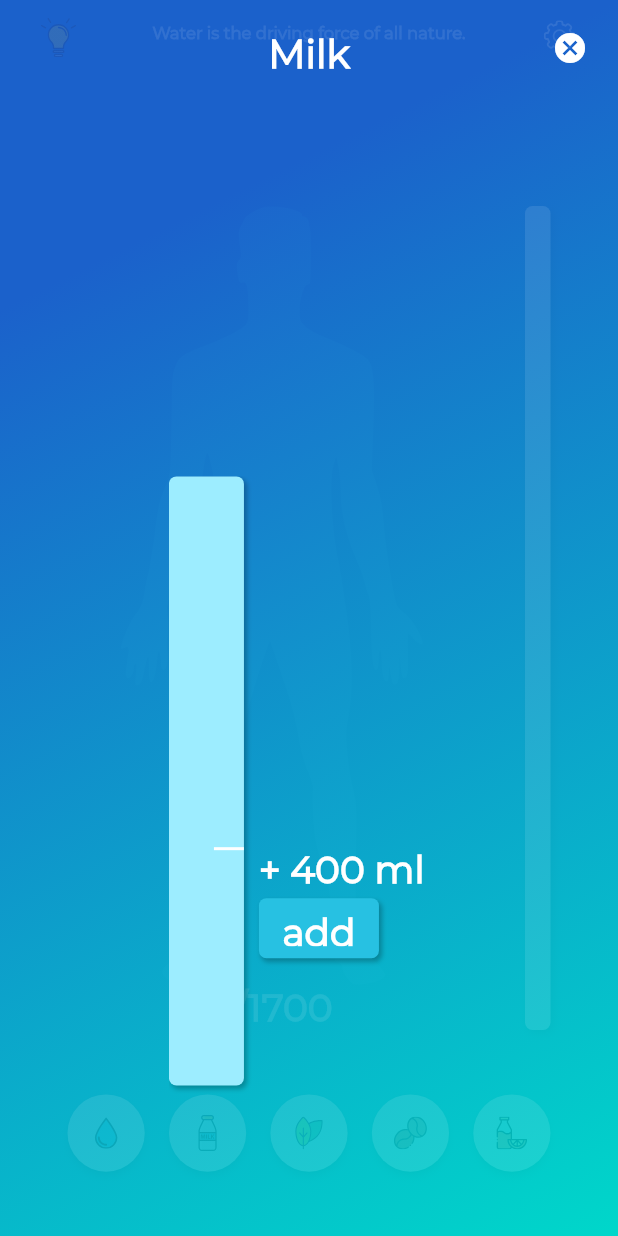
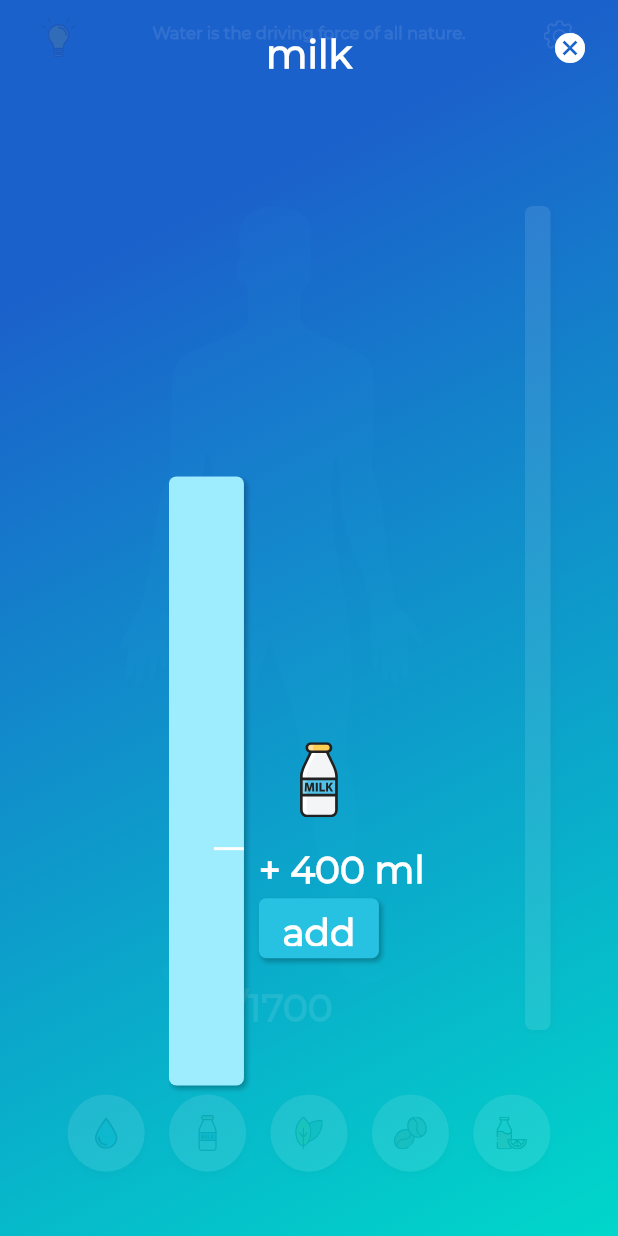
Before and after one commit to Vadagon/waterApp, a Flutter app: the screen it shows after launch, item 2 of the bottom bar chosen, on a phone screen of 412 x 824 dp. Run offline on Flutter 3.47's test engine with Material 2 defaults, Android fonts, the light colour scheme and no system bars; our stand-ins replace carousel_slider, firebase_core, flutter_svg, sembast; missing offline and left inert: direct_select; accounts and stored records are empty; project files that could hold a hidden picture were left out.

Commit message:
Some animations and overflow

```diff
--- a/lib/pages/home/home.dart
+++ b/lib/pages/home/home.dart
@@ -1,3 +1,5 @@
+import 'dart:async';
+
 import 'package:flutter/material.dart';
 import 'package:flutter_svg/flutter_svg.dart';
 import 'dart:convert';
@@ -38,9 +40,12 @@ class HomeState extends State<HomeRoute> {
   initState() {
     print(user);
     data = jsonDecode(jsonEncode(user));
+    print(data);
     todayDrunked = data['stats']['drunk'];
     drinkHistory = data['stats']['today'];
     // num dailyQuota = waterCalculator(user);
+    // todayDrunked = 0;
+    // drinkHistory = {};
     // print(user['quota']);
     super.initState();
     // SystemChrome.setEnabledSystemUIOverlays([SystemUiOverlay.top]);
@@ -56,6 +61,9 @@ class HomeState extends State<HomeRoute> {
     double heightWithoutBody =
         (contextSize.height - padding.bottom - padding.top - avatarBarHeight) /
             2;
+    if (persentFillBar > avatarBarHeight) {
+      persentFillBar = avatarBarHeight;
+    }
     // 250, 560, 700 в масиві це хвилини а 200, 300, 100 це мілілітри
     // DONE: display drinkHistory in the Right Side Bar
 
@@ -166,7 +174,9 @@ class HomeState extends State<HomeRoute> {
                       ),
                     ),
                     // WATERBAR
-                    Container(
+                    AnimatedContainer(
+                      duration: Duration(milliseconds: 1000),
+                      curve: Curves.bounceOut,
                       width: 50,
                       height: avatarBarHeight,
                       // color: Colors.red,
@@ -175,9 +185,13 @@ class HomeState extends State<HomeRoute> {
                           // TEXT
                           _generateDrinks(false),
                           // BAR
-                          Positioned(
+                          AnimatedPositioned(
+                            duration: Duration(milliseconds: 1000),
+                            curve: Curves.bounceOut,
                             left: 33,
-                            child: Container(
+                            child: AnimatedContainer(
+                              duration: Duration(milliseconds: 500),
+                              curve: Curves.bounceOut,
                               clipBehavior: Clip.antiAlias,
                               width: 17,
                               height: avatarBarHeight,
@@ -194,7 +208,9 @@ class HomeState extends State<HomeRoute> {
                               ),
                               child: Stack(
                                 children: [
-                                  Positioned(
+                                  AnimatedPositioned(
+                                    duration: Duration(milliseconds: 500),
+                                    curve: Curves.bounceOut,
                                     bottom: 0,
                                     height: persentFillBar,
                                     width: 17,
@@ -229,10 +245,9 @@ class HomeState extends State<HomeRoute> {
                       key: _key,
                       child: btnAddWater(
                         context,
-                        'assets/img/drop.svg',
                         _getPositions,
                         _key,
-                        'Water',
+                        'water',
                       ),
                     ),
                     Container(
@@ -241,10 +256,9 @@ class HomeState extends State<HomeRoute> {
                       key: _key1,
                       child: btnAddWater(
                         context,
-                        'assets/img/milk.svg',
                         _getPositions,
                         _key1,
-                        'Milk',
+                        'milk',
                       ),
                     ),
                     Container(
@@ -253,10 +267,9 @@ class HomeState extends State<HomeRoute> {
                       key: _key2,
                       child: btnAddWater(
                         context,
-                        'assets/img/tea.svg',
                         _getPositions,
                         _key2,
-                        'Tea',
+                        'tea',
                       ),
                     ),
                     Container(
@@ -265,10 +278,9 @@ class HomeState extends State<HomeRoute> {
                       key: _key3,
                       child: btnAddWater(
                         context,
-                        'assets/img/coffee.svg',
                         _getPositions,
                         _key3,
-                        'Coffee',
+                        'coffee',
                       ),
                     ),
                     Container(
@@ -277,10 +289,9 @@ class HomeState extends State<HomeRoute> {
                       key: _key4,
                       child: btnAddWater(
                         context,
-                        'assets/img/juice.svg',
                         _getPositions,
                         _key4,
-                        'Juice',
+                        'juice',
                       ),
                     ),
                   ],
@@ -308,6 +319,9 @@ class HomeState extends State<HomeRoute> {
       cb(data);
       // ADD TIME AND ML TO HISTORI
     });
+    Future.delayed(const Duration(milliseconds: 500), () {
+      setState(() {});
+    });
   }
 
   String _printDuration(
@@ -331,19 +345,39 @@ class HomeState extends State<HomeRoute> {
     });
     // GENERATE LIST OF WIDGETS
     List<Widget> list = [];
+    List<String> listV = [];
+    int index = 0;
+    int indexWhenBarFilled;
     persentPointOnBarArray.forEach((k, v) {
       var posPoint = (avatarBarHeight * (k) / 100);
+      index++;
+      listV.add(v);
+
+      if (avatarBarHeight < posPoint) {
+        posPoint = avatarBarHeight;
+        indexWhenBarFilled = index;
+        index--;
+      }
+
+      print(indexWhenBarFilled);
       list.add(
-        Positioned(
-          bottom: posPoint,
+        AnimatedPositioned(
+          duration: Duration(milliseconds: 300),
+          curve: Curves.ease,
+          bottom: avatarBarHeight == posPoint ? avatarBarHeight - 10 : posPoint,
           child: type
-              ? Container(
+              ? AnimatedContainer(
+                  duration: Duration(milliseconds: 500),
+                  curve: Curves.bounceOut,
                   width: 17,
-                  height: 2,
+                  height: avatarBarHeight == posPoint ? 10 : 2,
                   color: Colors.white,
                 )
               : Text(
-                  v,
+                  // TODO: Vlad do update last time when bar overflowed
+                  avatarBarHeight == posPoint
+                      ? listV[indexWhenBarFilled - 1]
+                      : v,
                   style: Theme.of(context).textTheme.bodyText2.copyWith(
                       color: Colors.white,
                       fontSize: 11,
@@ -368,7 +402,6 @@ class HomeState extends State<HomeRoute> {
 
   RawMaterialButton btnAddWater(
     BuildContext context,
-    String img,
     dynamic _getPositions,
     Key keyS,
     String drinkName,
@@ -376,12 +409,13 @@ class HomeState extends State<HomeRoute> {
     return RawMaterialButton(
       constraints: BoxConstraints.tightFor(width: 50, height: 50),
       onPressed: () {
+        print(drinkName);
         showOvarlay(context, _getPositions(keyS), _getBarData, drinkName);
       },
       elevation: 2.0,
       fillColor: Colors.white,
       child: SvgPicture.asset(
-        img,
+        'assets/img/$drinkName.svg',
       ),
       padding: EdgeInsets.all(5.0),
       shape: CircleBorder(),
--- a/lib/pages/home/overlaySlider.dart
+++ b/lib/pages/home/overlaySlider.dart
@@ -1,4 +1,5 @@
 import 'package:flutter/material.dart';
+import 'package:flutter_svg/svg.dart';
 
 showOvarlay(
     BuildContext context, List pos, Function cb2, String drinkName) async {
@@ -31,7 +32,6 @@ showOvarlay(
               Color(0xE600D7CA),
               Color(0xcE61B61CB),
             ],
-            // color:Colors.transparent,
           ),
         ),
         child: Stack(
@@ -40,11 +40,14 @@ showOvarlay(
               top: 20,
               right: 20,
               child: Container(
-
                 child: GestureDetector(
-                  child: const Icon(Icons.cancel,color: Colors.white,),
-                  onTap: (){ close();}
-                ),
+                    child: const Icon(
+                      Icons.cancel,
+                      color: Colors.white,
+                    ),
+                    onTap: () {
+                      close();
+                    }),
               ),
             ),
             Positioned(
@@ -52,7 +55,11 @@ showOvarlay(
                   ? pos[0].toDouble() - 150
                   : pos[0].toDouble(),
               top: pos[1].toDouble() - contextSize.height / 2,
-              child: SliderOverlay(cb: cb, contextSize: contextSize, pos: pos),
+              child: SliderOverlay(
+                  cb: cb,
+                  contextSize: contextSize,
+                  pos: pos,
+                  drinkName: drinkName),
             ),
             Positioned(
               width: contextSize.width,
@@ -77,36 +84,43 @@ showOvarlay(
     overlayEntry.remove();
   };
   overlayState.insert(overlayEntry);
-  // await Future.delayed(Duration(seconds: 1000));
-  // overlayEntry.remove();
 }
 
 class SliderOverlay extends StatefulWidget {
   const SliderOverlay({
     Key key,
     @required this.contextSize,
+    @required this.drinkName,
     @required this.cb,
     this.pos,
   }) : super(key: key);
 
+  final String drinkName;
   final Function cb;
   final List pos;
   final Size contextSize;
 
   @override
-  _SliderOverlayState createState() =>
-      _SliderOverlayState(cb, pos, contextSize);
+  _SliderOverlayState createState() => _SliderOverlayState(
+        cb,
+        pos,
+        contextSize,
+        drinkName,
+      );
 }
 
 class _SliderOverlayState extends State<SliderOverlay> {
-  _SliderOverlayState(this.cb, this.pos, this.contextSize);
+  _SliderOverlayState(this.cb, this.pos, this.contextSize, this.drinkName);
   final Function cb;
   final List pos;
+  final String drinkName;
   final Size contextSize;
   double ml = 400;
   double btnPos = 0;
   double textPos = 0;
   double pointPos = 0;
+  double iconPos = 70;
+
   double dragPoint;
   initState() {
     double centerOfBar = (contextSize.height / 2) / 2;
@@ -115,7 +129,6 @@ class _SliderOverlayState extends State<SliderOverlay> {
     dragPoint = centerOfBar + every100px;
     // print(user['quota']);
     super.initState();
-    // SystemChrome.setEnabledSystemUIOverlays([SystemUiOverlay.top]);
   }
 
   @override
@@ -124,7 +137,6 @@ class _SliderOverlayState extends State<SliderOverlay> {
     return GestureDetector(
       child: Container(
         width: 206,
-        // color: Colors.red,
         height: widget.contextSize.height / 2,
         child: Stack(
           children: [
@@ -148,7 +160,9 @@ class _SliderOverlayState extends State<SliderOverlay> {
                 width: 50,
                 child: Stack(
                   children: [
-                    Positioned(
+                    AnimatedPositioned(
+                      duration: Duration(milliseconds: 100),
+                      curve: Curves.ease,
                       right: adapt ? null : 0,
                       left: !adapt ? null : 0,
                       top: dragPoint - pointPos,
@@ -165,29 +179,41 @@ class _SliderOverlayState extends State<SliderOverlay> {
             Positioned(
               left: adapt ? 30 : 50,
               child: Container(
-                // color:Colors.red,
                 width: 120,
                 height: widget.contextSize.height / 2 + 20,
                 child: Stack(
                   children: [
                     // TODO: NEED ADD ICONS FOR 100ml, 250, 500...
-                    // Positioned(
-                    //    top: dragPoint - textPos-100,
-                    //   left: 10,
-                    //   child: Text('asd',style: Theme.of(context).textTheme.bodyText1),
-                    //   ),
-                    Positioned(
+                    AnimatedPositioned(
+                      duration: Duration(milliseconds: 100),
+                      curve: Curves.ease,
+                      top: dragPoint - textPos - iconPos,
+                      left: 10,
+                      child: Container(
+                        // color: Colors.red,
+                        width: 80,
+                        height: 50,
+
+                        child: SvgPicture.asset(
+                          'assets/img/$drinkName.svg',
+                        ),
+                      ),
+                    ),
+                    AnimatedPositioned(
+                      duration: Duration(milliseconds: 100),
+                      curve: Curves.ease,
                       top: dragPoint - textPos,
                       left: 10,
                       child: Container(
                         width: 200,
                         height: 100,
-                        // color: Colors.red,
                         child: Text('+ ${((ml / 25).floor()) * 25} ml',
                             style: Theme.of(context).textTheme.bodyText1),
                       ),
                     ),
-                    Positioned(
+                    AnimatedPositioned(
+                      duration: Duration(milliseconds: 100),
+                      curve: Curves.ease,
                       top: dragPoint + 40 - btnPos - 6,
                       left: 10,
                       child: Container(
@@ -210,7 +236,6 @@ class _SliderOverlayState extends State<SliderOverlay> {
                                 style: Theme.of(context).textTheme.bodyText1),
                             onPressed: () {
                               cb(((ml / 25).floor()) * 25);
-                              // print(((ml/25).floor())*25);
                             },
                           ),
                         ),
@@ -250,16 +275,14 @@ class _SliderOverlayState extends State<SliderOverlay> {
           if (dragPoint < 0) {
             ml = 1000;
             dragPoint = 0;
+          }
+          if (dragPoint < 70) {
+            iconPos = -100;
           } else {
-            //  dragPoint =  ((((dragPoint/10).floor())*10)).toDouble();
+            iconPos = 70;
           }
           print(dragPoint);
-          // print(ml);
         });
-
-        // print(axis.localPosition.direction);
-        // print(axis.localPosition.distance);
-        // print(axis.localPosition.distanceSquared);
       },
     );
   }
```
Also changed, not shown: assets/img/water.svg (renamed from assets/img/drop.svg).
